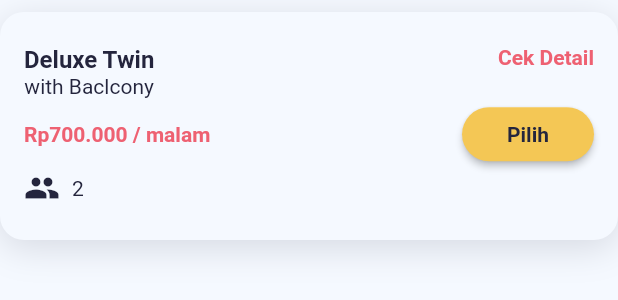
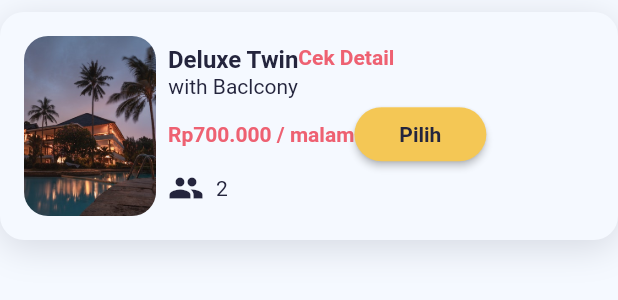
Before and after one commit to akhiang/reservation-hotel, a Flutter app: the RoomCard widget shown alone on an empty page, opened directly, on a phone screen of 412 x 824 dp. Shown: the top 300 px of the screen. Run offline on Flutter 3.47's test engine with Material 2 defaults, Android fonts, the phone set to English and light mode, and no system bars; our stand-ins replace carousel_slider, font_awesome_flutter, syncfusion_flutter_datepicker.

Commit message:
change hotel room card

```diff
--- a/lib/screens/hotel/widgets/room_card.dart
+++ b/lib/screens/hotel/widgets/room_card.dart
@@ -23,9 +23,30 @@ class RoomCard extends StatelessWidget {
           ),
         ],
       ),
-      child: Column(
+      child: Row(
+        mainAxisAlignment: MainAxisAlignment.start,
+        children: [
+          Hero(
+            tag: 'assets/images/pexels-pixabay-258154.jpg',
+            child: ClipRRect(
+              borderRadius: BorderRadius.all(Radius.circular(16.0)),
+              child: SizedBox(
+                width: 88.0,
+                child: AspectRatio(
+                  aspectRatio: 0.5,
+                  child: Image(
+                    image:
+                        AssetImage('assets/images/pexels-pixabay-258154.jpg'),
+                    fit: BoxFit.cover,
+                  ),
+                ),
+              ),
+            ),
+          ),
+          SizedBox(width: 8.0),
+          Column(
+            mainAxisAlignment: MainAxisAlignment.center,
             crossAxisAlignment: CrossAxisAlignment.start,
-        mainAxisAlignment: MainAxisAlignment.center,
             children: [
               Row(
                 crossAxisAlignment: CrossAxisAlignment.start,
@@ -95,6 +116,8 @@ class RoomCard extends StatelessWidget {
               )
             ],
           ),
+        ],
+      ),
     );
   }
 }
```
Lines whose indentation alone changed are shown as unchanged.
